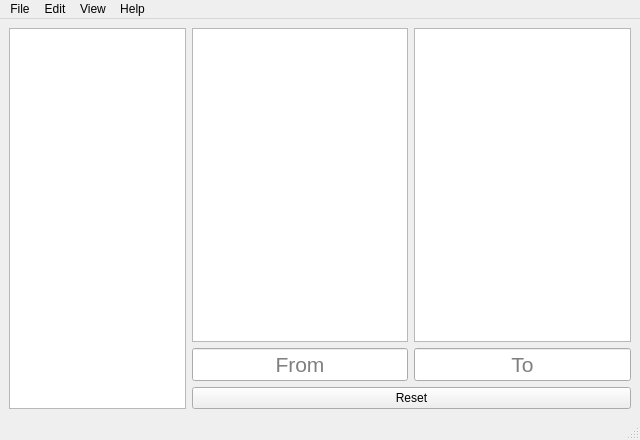
JDCRecomendable/unit-converter-pyside, file form.ui: the form before one commit.
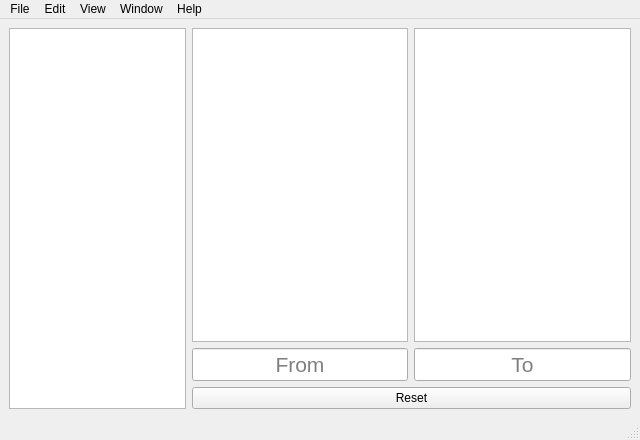
The form after the commit.

Commit message:
feat: Add menu bar items macOS users expect
Actual menu bar actions not yet implemented.

```diff
--- a/form.ui
+++ b/form.ui
@@ -140,11 +140,21 @@
     <property name="title">
      <string>Help</string>
     </property>
-    <addaction name="actionAbout"/>
+    <addaction name="actionAbout_Unit_Converter"/>
+    <addaction name="actionDocumentation"/>
+   </widget>
+   <widget class="QMenu" name="menuWindow">
+    <property name="title">
+     <string>Window</string>
+    </property>
+    <addaction name="actionMinimize"/>
+    <addaction name="actionZoom"/>
+    <addaction name="actionEnter_Full_Screen"/>
    </widget>
    <addaction name="menuFile"/>
    <addaction name="menuEdit"/>
    <addaction name="menuView"/>
+   <addaction name="menuWindow"/>
    <addaction name="menuHelp"/>
   </widget>
   <widget class="QStatusBar" name="statusbar"/>
```
Left out of the diff: 111 changed lines with no effect on the pictures. The commit also changes 1 other file.
